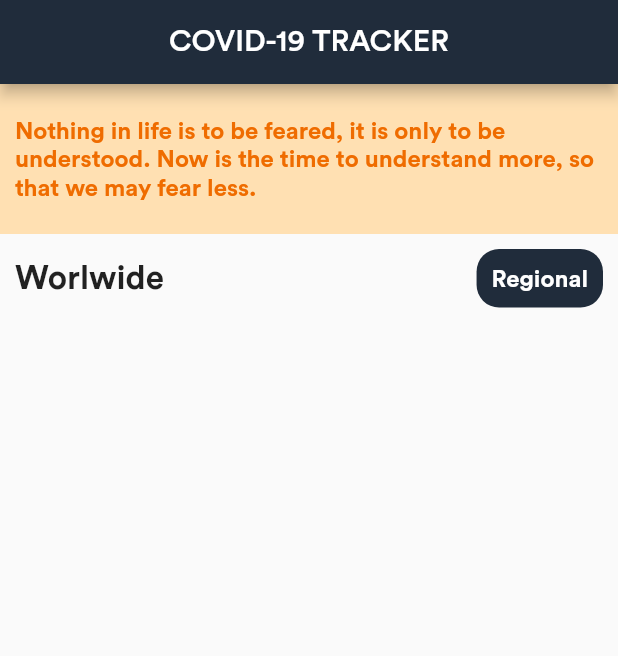
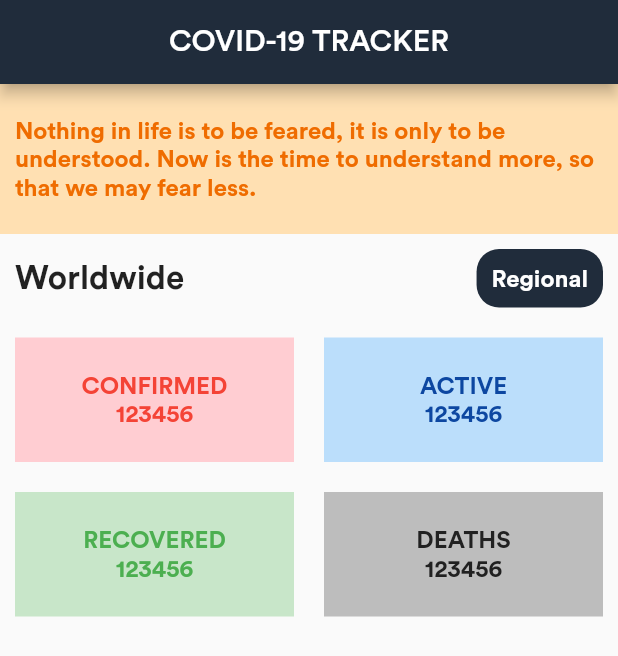
Before and after one commit to IAmMaulik/flutter_covid_tracker, a Flutter app: the screen it shows after launch, on a phone screen of 412 x 824 dp. Shown: the top 656 px of the screen. Run offline on Flutter 3.47's test engine with Material 2 defaults, Android fonts, the phone set to English and light mode, and no system bars.

Commit message:
Created a panel that shows the cases, recovered,active and deaths worldwide

```diff
--- a/lib/homepage.dart
+++ b/lib/homepage.dart
@@ -1,8 +1,24 @@
+import 'package:covid_tracker/panels/worldwide.dart';
 import 'package:flutter/material.dart';
 
 import 'datasource.dart';
 
-class HomePage extends StatelessWidget {
+class HomePage extends StatefulWidget {
+  const HomePage({Key? key}) : super(key: key);
+
+  @override
+  _HomePageState createState() => _HomePageState();
+}
+
+// Right now this is static data but it will be fetched from API
+Map worldData = {
+  "cases": 123456,
+  "recovered": 123456,
+  "active": 123456,
+  "deaths": 123456,
+};
+
+class _HomePageState extends State<HomePage> {
   @override
   Widget build(BuildContext context) {
     return Scaffold(
@@ -36,7 +52,7 @@ class HomePage extends StatelessWidget {
                 mainAxisAlignment: MainAxisAlignment.spaceBetween,
                 children: <Widget>[
                   Text(
-                    "Worlwide",
+                    "Worldwide",
                     style: TextStyle(
                       fontSize: 22.0,
                       fontWeight: FontWeight.bold,
@@ -59,7 +75,8 @@ class HomePage extends StatelessWidget {
                   ),
                 ],
               ),
-            )
+            ),
+            WorldwidePanel(worldData: worldData),
           ],
         ),
       ),
--- /dev/null
+++ b/lib/panels/worldwide.dart
@@ -0,0 +1,98 @@
+import 'package:flutter/material.dart';
+
+class WorldwidePanel extends StatelessWidget {
+  final Map worldData;
+
+  const WorldwidePanel({
+    Key? key,
+    required this.worldData,
+  }) : super(key: key);
+
+  @override
+  Widget build(BuildContext context) {
+    return Container(
+      child: GridView(
+        shrinkWrap: true,
+        physics: NeverScrollableScrollPhysics(),
+        gridDelegate: SliverGridDelegateWithFixedCrossAxisCount(
+          crossAxisCount: 2,
+          childAspectRatio: 2,
+        ),
+        children: <Widget>[
+          StatusPanel(
+            title: 'CONFIRMED',
+            panelColor: Colors.red[100]!,
+            textColor: Colors.red,
+            count: worldData['cases'].toString(),
+          ),
+          StatusPanel(
+            title: 'ACTIVE',
+            panelColor: Colors.blue[100]!,
+            textColor: Colors.blue[900]!,
+            count: worldData['active'].toString(),
+          ),
+          StatusPanel(
+            title: 'RECOVERED',
+            panelColor: Colors.green[100]!,
+            textColor: Colors.green,
+            count: worldData['recovered'].toString(),
+          ),
+          StatusPanel(
+            title: 'DEATHS',
+            panelColor: Colors.grey[400]!,
+            textColor: Colors.grey[900]!,
+            count: worldData['deaths'].toString(),
+          ),
+        ],
+      ),
+    );
+  }
+}
+
+class StatusPanel extends StatelessWidget {
+  final Color panelColor;
+  final Color textColor;
+  final String title;
+  final String count;
+
+  const StatusPanel({
+    Key? key,
+    required this.panelColor,
+    required this.textColor,
+    required this.title,
+    required this.count,
+  }) : super(key: key);
+
+  @override
+  Widget build(BuildContext context) {
+    double width = MediaQuery.of(context).size.width;
+
+    return Container(
+      margin: EdgeInsets.all(10),
+      height: 80,
+      width: width / 2,
+      color: panelColor,
+      child: Column(
+        mainAxisAlignment: MainAxisAlignment.center,
+        children: <Widget>[
+          Text(
+            title,
+            style: TextStyle(
+              fontWeight: FontWeight.bold,
+              fontSize: 16,
+              color: textColor,
+            ),
+          ),
+          Text(
+            count,
+            style: TextStyle(
+              fontSize: 16,
+              fontWeight: FontWeight.bold,
+              color: textColor,
+            ),
+          )
+        ],
+      ),
+    );
+  }
+}
```
